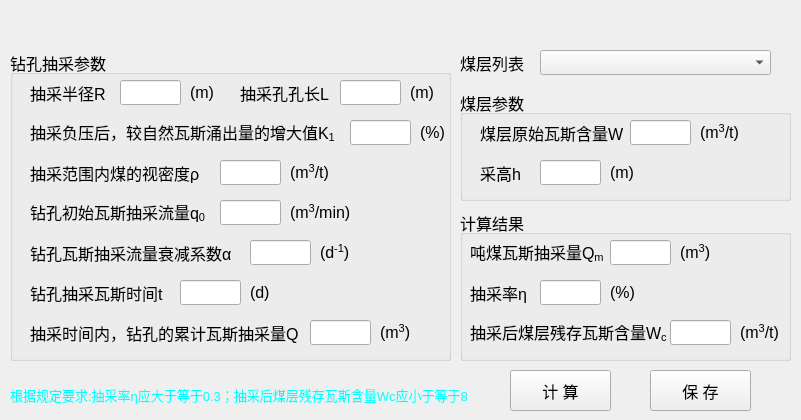
Before: the Qt Designer form python/cbm/uifiles/gas_drilling_radius_dlg.ui in wyrover/cbm, drawn with Qt 5.
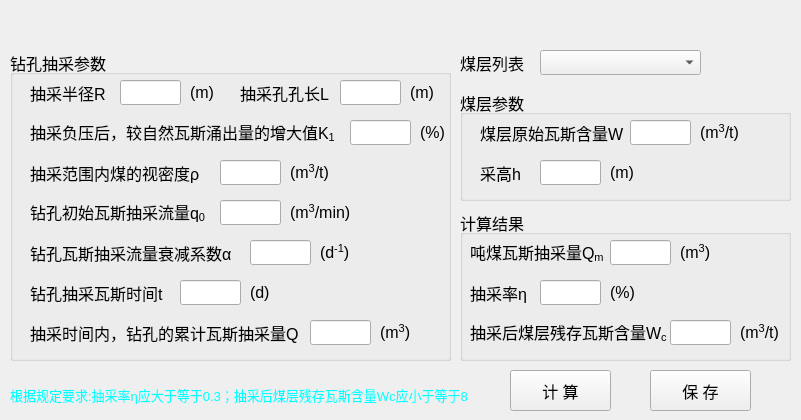
After: the same form once the commit is applied. Icons and pictures are not drawn.

What changed in the file:
```diff
--- a/python/cbm/uifiles/gas_drilling_radius_dlg.ui
+++ b/python/cbm/uifiles/gas_drilling_radius_dlg.ui
@@ -281,7 +281,7 @@
      <rect>
       <x>540</x>
       <y>20</y>
-      <width>231</width>
+      <width>161</width>
       <height>25</height>
      </rect>
     </property>
@@ -451,7 +451,7 @@
       <rect>
        <x>20</x>
        <y>270</y>
-       <width>271</width>
+       <width>281</width>
        <height>25</height>
       </rect>
      </property>
```
